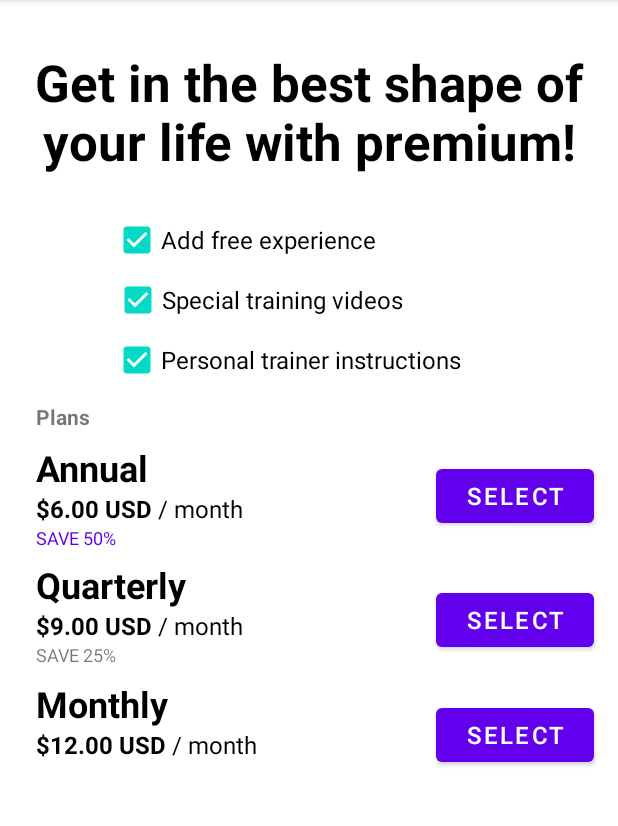
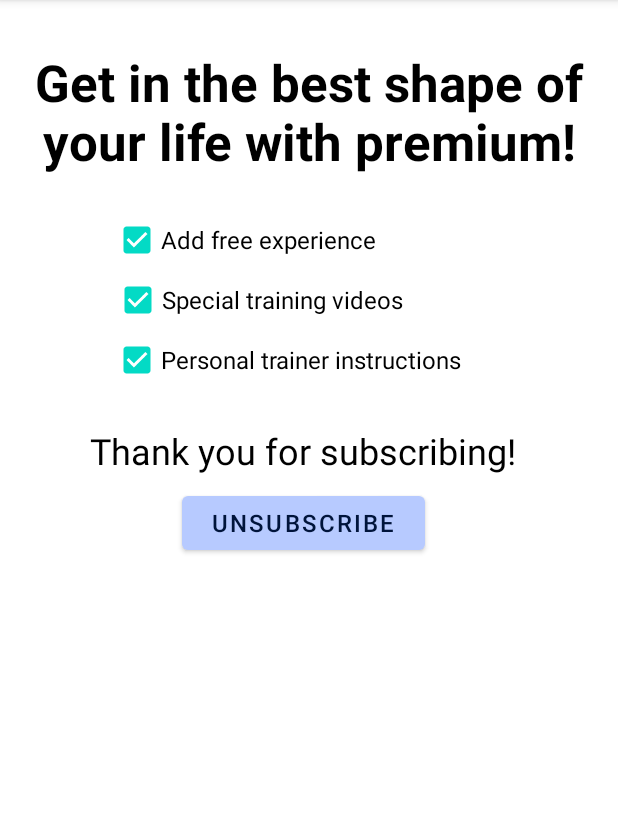
Before and after one commit to Saugat1017/Fitness-Tracker, an Android app: the fragment SubscriptionFragment shown on its own in the app's theme, after a tap on "SELECT", on a phone screen of 412 x 824 dp, the part 84-910 px from its top. Run offline under Robolectric (Android 15) with nearby library versions, the phone set to English and light mode, and no system bars.

Commit message:
Subscription added to data base and now changes state of SubscriptionFragment

```diff
--- a/app/src/main/java/com/cse3310/myfitnesstracker/FitnessDatabaseHelper.java
+++ b/app/src/main/java/com/cse3310/myfitnesstracker/FitnessDatabaseHelper.java
@@ -29,6 +29,8 @@ public class FitnessDatabaseHelper extends SQLiteOpenHelper {
     private static final String COLUMN_USER_EMAIL = "email";
     private static final String COLUMN_USER_GOALCMPLT = "gcmplt";
     private static final String COLUMN_USER_GOALTOTAL = "gtotal";
+    private static final String COLUMN_USER_IS_SUBSCRIBED = "is_subscribed";
+
 
     // Goal table columns
     private static final String COLUMN_GOAL_ID = "goal_id";
@@ -50,7 +52,7 @@ public class FitnessDatabaseHelper extends SQLiteOpenHelper {
     private String usrName;
     private int usrGoalCmplt;
     private int usrGoalTotal;
-
+    private int usrIsSubscribed; // 1 is subscribed, 0 is not subscribed
     private boolean userInstantiated = false;
 
     public FitnessDatabaseHelper(Context context) {
@@ -66,7 +68,8 @@ public class FitnessDatabaseHelper extends SQLiteOpenHelper {
                 + COLUMN_USER_PASSWORD + " TEXT, "
                 + COLUMN_USER_EMAIL + " TEXT, "
                 + COLUMN_USER_GOALCMPLT + " INTEGER, "
-                + COLUMN_USER_GOALTOTAL + " INTEGER)";
+                + COLUMN_USER_GOALTOTAL + " INTEGER, "
+                + COLUMN_USER_IS_SUBSCRIBED + " INTEGER)";
 
         db.execSQL(CREATE_USER_TABLE);
 
@@ -104,6 +107,7 @@ public class FitnessDatabaseHelper extends SQLiteOpenHelper {
         values.put(COLUMN_USER_EMAIL, email);
         values.put(COLUMN_USER_GOALCMPLT, gcmplt);
         values.put(COLUMN_USER_GOALTOTAL, gtotal);
+        values.put(COLUMN_USER_IS_SUBSCRIBED, 0); //always starts as 0
 
         db.insert(TABLE_USER, null, values);
         db.close();
@@ -114,6 +118,15 @@ public class FitnessDatabaseHelper extends SQLiteOpenHelper {
         ContentValues values = new ContentValues();
         values.put(COLUMN_USER_GOALCMPLT, gcmplt);
         values.put(COLUMN_USER_GOALTOTAL, gtotal);
+        db.update(TABLE_USER, values, COLUMN_USER_ID + " = ?", new String[]{String.valueOf(userID)});
+        db.close();
+    }
+
+    public void updateSubscription(int userID, int subscribed) {
+        usrIsSubscribed = subscribed;
+        SQLiteDatabase db = this.getWritableDatabase();
+        ContentValues values = new ContentValues();
+        values.put(COLUMN_USER_IS_SUBSCRIBED, subscribed);
         db.update(TABLE_USER, values, COLUMN_USER_ID + " = ?", new String[]{String.valueOf(userID)});
         db.close();
     }
@@ -186,6 +199,14 @@ public class FitnessDatabaseHelper extends SQLiteOpenHelper {
             return -1;
         else
             return usrGoalTotal;
+    }
+
+    public int getIsSubscribed()
+    {
+        if(!userInstantiated)
+            return 0;
+        else
+            return usrIsSubscribed;
     }
 
     public boolean isUserInstantiated()
@@ -335,6 +356,7 @@ public class FitnessDatabaseHelper extends SQLiteOpenHelper {
             usrEmail = cursor.getString(cursor.getColumnIndex(COLUMN_USER_EMAIL));
             usrGoalCmplt = cursor.getInt(cursor.getColumnIndex(COLUMN_USER_GOALCMPLT));
             usrGoalTotal = cursor.getInt(cursor.getColumnIndex(COLUMN_USER_GOALTOTAL));
+            usrIsSubscribed = cursor.getInt(cursor.getColumnIndex(COLUMN_USER_IS_SUBSCRIBED));
 
             userInstantiated = true;
         }
--- a/app/src/main/java/com/cse3310/myfitnesstracker/ui/subscription/SubscriptionFragment.java
+++ b/app/src/main/java/com/cse3310/myfitnesstracker/ui/subscription/SubscriptionFragment.java
@@ -5,17 +5,26 @@ import android.os.Bundle;
 import android.view.LayoutInflater;
 import android.view.View;
 import android.view.ViewGroup;
+import android.widget.Button;
 import android.widget.TextView;
+import android.widget.Toast;
 
 import androidx.annotation.NonNull;
+import androidx.constraintlayout.widget.ConstraintLayout;
 import androidx.fragment.app.Fragment;
 import androidx.lifecycle.ViewModelProvider;
 
+import com.cse3310.myfitnesstracker.FitnessDatabaseHelper;
+import com.cse3310.myfitnesstracker.R;
+import com.cse3310.myfitnesstracker.Singleton;
 import com.cse3310.myfitnesstracker.databinding.FragmentSubscriptionBinding;
 
 public class SubscriptionFragment extends Fragment {
 
     private FragmentSubscriptionBinding binding;
+    private ConstraintLayout UnsubscribedConstraintLayout;
+    private ConstraintLayout SubscibedConstraintLayout;
+    private FitnessDatabaseHelper db = null;
 
     public View onCreateView(@NonNull LayoutInflater inflater,
                              ViewGroup container, Bundle savedInstanceState) {
@@ -25,9 +34,67 @@ public class SubscriptionFragment extends Fragment {
         binding = FragmentSubscriptionBinding.inflate(inflater, container, false);
         View root = binding.getRoot();
 
+        db = Singleton.getInstance().getDb(getContext());
+
+        UnsubscribedConstraintLayout = root.findViewById(R.id.constraintLayout_unsubscribed);
+        SubscibedConstraintLayout = root.findViewById(R.id.constraintLayout_subscribed);
+
+        Button subscribeButton1 = root.findViewById(R.id.button_select);
+        Button subscribeButton2 = root.findViewById(R.id.button_select1);
+        Button subscribeButton3 = root.findViewById(R.id.button_select2);
+        Button unsubscibeButton = root.findViewById(R.id.button_unsubscribe);
+
+        updateConstraintLayout(db.getIsSubscribed());
+
+        subscribeButton1.setOnClickListener(new View.OnClickListener() {
+            @Override
+            public void onClick(View v) {
+                Toast.makeText(getContext(), "Subscribed!", Toast.LENGTH_SHORT).show();
+                updateConstraintLayout(1);
+                db.updateSubscription(db.getUserID(), 1);
+            }
+        });
+
+        subscribeButton2.setOnClickListener(new View.OnClickListener() {
+            @Override
+            public void onClick(View v) {
+                Toast.makeText(getContext(), "Subscribed!", Toast.LENGTH_SHORT).show();
+                updateConstraintLayout(1);
+                db.updateSubscription(db.getUserID(), 1);
+            }
+        });
+
+        subscribeButton3.setOnClickListener(new View.OnClickListener() {
+            @Override
+            public void onClick(View v) {
+                Toast.makeText(getContext(), "Subscribed!", Toast.LENGTH_SHORT).show();
+                updateConstraintLayout(1);
+                db.updateSubscription(db.getUserID(), 1);
+            }
+        });
+
+        unsubscibeButton.setOnClickListener(new View.OnClickListener() {
+            @Override
+            public void onClick(View v) {
+                Toast.makeText(getContext(), "Unsubscribed!", Toast.LENGTH_SHORT).show();
+                updateConstraintLayout(0);
+                db.updateSubscription(db.getUserID(), 0);
+            }
+        });
+
         final TextView textView = binding.textSubscription;
         subscriptionViewModel.getText().observe(getViewLifecycleOwner(), textView::setText);
         return root;
+    }
+
+    public void updateConstraintLayout(int subscribed) {
+        if(subscribed == 1) {
+            UnsubscribedConstraintLayout.setVisibility(View.GONE);
+            SubscibedConstraintLayout.setVisibility(View.VISIBLE);
+        } else {
+            SubscibedConstraintLayout.setVisibility(View.GONE);
+            UnsubscribedConstraintLayout.setVisibility(View.VISIBLE);
+        }
     }
 
     public void launchPaymentActivity(View v) {
--- a/app/src/main/res/layout/fragment_subscription.xml
+++ b/app/src/main/res/layout/fragment_subscription.xml
@@ -74,12 +74,13 @@
         app:layout_constraintTop_toBottomOf="@+id/checkBox2" />
 
     <androidx.constraintlayout.widget.ConstraintLayout
-        android:id="@+id/constraintLayout_unsubscrived"
+        android:id="@+id/constraintLayout_unsubscribed"
         android:layout_width="match_parent"
         android:layout_height="wrap_content"
         android:layout_marginStart="8dp"
         android:layout_marginTop="8dp"
         android:layout_marginEnd="8dp"
+        android:visibility="visible"
         app:layout_constraintEnd_toEndOf="parent"
         app:layout_constraintStart_toStartOf="parent"
         app:layout_constraintTop_toBottomOf="@+id/checkBox3">
@@ -133,7 +134,6 @@
                 android:layout_width="wrap_content"
                 android:layout_height="wrap_content"
                 android:layout_marginEnd="8dp"
-                android:onClick="launchPaymentActivity"
                 android:paddingLeft="20dp"
                 android:paddingTop="6dp"
                 android:paddingRight="20dp"
@@ -195,7 +195,6 @@
                 android:layout_height="wrap_content"
                 android:layout_marginTop="8dp"
                 android:layout_marginEnd="8dp"
-                android:onClick="launchPaymentActivity"
                 android:paddingLeft="20dp"
                 android:paddingTop="6dp"
                 android:paddingRight="20dp"
@@ -258,7 +257,6 @@
                 android:layout_height="wrap_content"
                 android:layout_marginTop="8dp"
                 android:layout_marginEnd="8dp"
-                android:onClick="launchPaymentActivity"
                 android:paddingLeft="20dp"
                 android:paddingTop="6dp"
                 android:paddingRight="20dp"
@@ -270,6 +268,47 @@
                 app:layout_constraintTop_toTopOf="parent" />
 
         </androidx.constraintlayout.widget.ConstraintLayout>
+
+    </androidx.constraintlayout.widget.ConstraintLayout>
+
+    <androidx.constraintlayout.widget.ConstraintLayout
+        android:id="@+id/constraintLayout_subscribed"
+        android:layout_width="match_parent"
+        android:layout_height="wrap_content"
+        android:layout_marginTop="8dp"
+        android:layout_marginEnd="8dp"
+        android:visibility="gone"
+        app:layout_constraintEnd_toEndOf="parent"
+        app:layout_constraintStart_toStartOf="parent"
+        app:layout_constraintTop_toBottomOf="@+id/checkBox3">
+
+        <TextView
+            android:id="@+id/textView3"
+            android:layout_width="wrap_content"
+            android:layout_height="wrap_content"
+            android:layout_marginTop="16dp"
+            android:text="Thank you for subscribing!"
+            android:textColor="#000000"
+            android:textSize="24sp"
+            app:layout_constraintEnd_toEndOf="parent"
+            app:layout_constraintStart_toStartOf="parent"
+            app:layout_constraintTop_toTopOf="parent" />
+
+        <Button
+            android:id="@+id/button_unsubscribe"
+            android:layout_width="wrap_content"
+            android:layout_height="wrap_content"
+            android:layout_marginTop="8dp"
+            android:paddingLeft="20dp"
+            android:paddingTop="6dp"
+            android:paddingRight="20dp"
+            android:paddingBottom="6dp"
+            android:text="Unsubscribe"
+            android:textSize="16sp"
+            android:theme="@style/ThemeOverlay.Material3.DynamicColors.Dark"
+            app:layout_constraintEnd_toEndOf="parent"
+            app:layout_constraintStart_toStartOf="parent"
+            app:layout_constraintTop_toBottomOf="@+id/textView3" />
     </androidx.constraintlayout.widget.ConstraintLayout>
 
 </androidx.constraintlayout.widget.ConstraintLayout>
```
